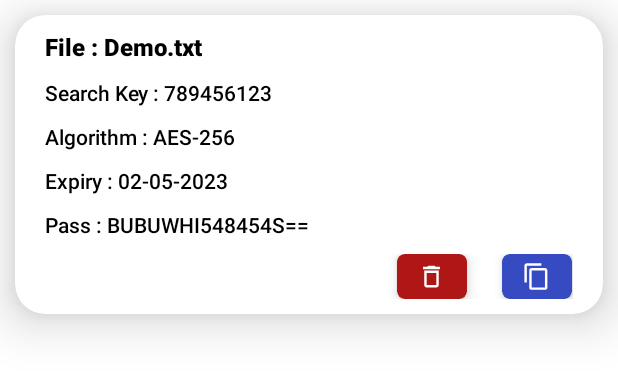
After one commit to arinmodi/SecureFileTransfer, an Android app: the layout file_item.xml on its own in the app's theme, with its tools: preview values and no code run, on a phone screen of 412 x 824 dp. The commit adds this screen. Shown: the top 373 px of the screen. Run offline under Robolectric (Android 15) with nearby library versions, the phone set to English and light mode, and no system bars.

Commit message:
Init History Feature

```diff
--- a/app/src/main/java/com/example/video_share_app/room/Database.kt
+++ b/app/src/main/java/com/example/video_share_app/room/Database.kt
@@ -4,7 +4,7 @@ import android.content.Context
 import androidx.room.Room
 import androidx.room.RoomDatabase
 
-@androidx.room.Database(entities = [File::class], version = 1, exportSchema = false)
+@androidx.room.Database(entities = [File::class], version = 2, exportSchema = false)
 abstract class Database : RoomDatabase() {
 
     abstract fun getFileDao(): FileDao
--- a/app/src/main/java/com/example/video_share_app/room/File.kt
+++ b/app/src/main/java/com/example/video_share_app/room/File.kt
@@ -8,6 +8,7 @@ import androidx.room.PrimaryKey
 @Entity(tableName = "FilesInfo")
 
 class File(
+    @ColumnInfo("name") val name : String,
     @ColumnInfo("pass") val pass : String,
     @ColumnInfo("SearchKey") val searchKey : String,
     @ColumnInfo("Expiry") val expiry : String,
--- /dev/null
+++ b/app/src/main/res/drawable/copy.xml
@@ -0,0 +1,5 @@
+<vector android:height="48dp" android:tint="#FFFFFF"
+    android:viewportHeight="24" android:viewportWidth="24"
+    android:width="48dp" xmlns:android="http://schemas.android.com/apk/res/android">
+    <path android:fillColor="@android:color/white" android:pathData="M16,1L4,1c-1.1,0 -2,0.9 -2,2v14h2L4,3h12L16,1zM19,5L8,5c-1.1,0 -2,0.9 -2,2v14c0,1.1 0.9,2 2,2h11c1.1,0 2,-0.9 2,-2L21,7c0,-1.1 -0.9,-2 -2,-2zM19,21L8,21L8,7h11v14z"/>
+</vector>
--- /dev/null
+++ b/app/src/main/res/drawable/delete.xml
@@ -0,0 +1,5 @@
+<vector android:height="48dp" android:tint="#FFFFFF"
+    android:viewportHeight="24" android:viewportWidth="24"
+    android:width="48dp" xmlns:android="http://schemas.android.com/apk/res/android">
+    <path android:fillColor="@android:color/white" android:pathData="M6,19c0,1.1 0.9,2 2,2h8c1.1,0 2,-0.9 2,-2L18,7L6,7v12zM8,9h8v10L8,19L8,9zM15.5,4l-1,-1h-5l-1,1L5,4v2h14L19,4z"/>
+</vector>
--- /dev/null
+++ b/app/src/main/res/drawable/view.xml
@@ -0,0 +1,5 @@
+<vector android:height="64dp" android:tint="#FFFFFF"
+    android:viewportHeight="24" android:viewportWidth="24"
+    android:width="64dp" xmlns:android="http://schemas.android.com/apk/res/android">
+    <path android:fillColor="@android:color/white" android:pathData="M12,4.5C7,4.5 2.73,7.61 1,12c1.73,4.39 6,7.5 11,7.5s9.27,-3.11 11,-7.5c-1.73,-4.39 -6,-7.5 -11,-7.5zM12,17c-2.76,0 -5,-2.24 -5,-5s2.24,-5 5,-5 5,2.24 5,5 -2.24,5 -5,5zM12,9c-1.66,0 -3,1.34 -3,3s1.34,3 3,3 3,-1.34 3,-3 -1.34,-3 -3,-3z"/>
+</vector>
--- /dev/null
+++ b/app/src/main/res/layout/file_item.xml
@@ -0,0 +1,145 @@
+<?xml version="1.0" encoding="utf-8"?>
+<androidx.cardview.widget.CardView xmlns:android="http://schemas.android.com/apk/res/android"
+    xmlns:tools="http://schemas.android.com/tools"
+    android:layout_width="match_parent"
+    xmlns:app="http://schemas.android.com/apk/res-auto"
+    android:layout_marginHorizontal="10dp"
+    android:layout_marginVertical="10dp"
+    app:cardCornerRadius="20dp"
+    app:cardElevation="20dp"
+    android:layout_height="wrap_content">
+
+    <LinearLayout
+        android:layout_width="match_parent"
+        android:layout_height="wrap_content"
+        android:paddingHorizontal="20dp"
+        android:paddingVertical="10dp"
+        android:orientation="vertical">
+
+        <!-- file Name -->
+
+        <TextView
+            android:fontFamily="sans-serif-black"
+            android:layout_width="wrap_content"
+            android:layout_height="wrap_content"
+            android:text="@string/file_demo_txt"
+            android:textColor="@color/textColor"
+            android:textSize="16sp"
+            android:textStyle="bold"
+            android:id="@+id/fileName" />
+
+        <!-- Search Key -->
+        <TextView
+            android:fontFamily="sans-serif-medium"
+            android:layout_marginTop="10dp"
+            android:layout_width="wrap_content"
+            android:layout_height="wrap_content"
+            android:text="@string/search_key_789456123"
+            android:textSize="14sp"
+            android:textColor="@color/textColor"
+            android:id="@+id/searchKey" />
+
+        <!-- Algorithm -->
+        <TextView
+            android:fontFamily="sans-serif-medium"
+            android:layout_marginTop="10dp"
+            android:layout_width="wrap_content"
+            android:layout_height="wrap_content"
+            android:text="@string/algorithm_aes_256"
+            android:textSize="14sp"
+            android:textColor="@color/textColor"
+            android:id="@+id/algorithm" />
+
+        <!-- Expiry -->
+        <TextView
+            android:fontFamily="sans-serif-medium"
+            android:layout_marginTop="10dp"
+            android:layout_width="wrap_content"
+            android:layout_height="wrap_content"
+            android:text="@string/expiry_02_05_2023"
+            android:textSize="14sp"
+            android:textColor="@color/textColor"
+            android:id="@+id/expiry" />
+
+        <!-- Pass -->
+        <TextView
+            android:fontFamily="sans-serif-medium"
+            android:layout_marginTop="10dp"
+            android:layout_width="wrap_content"
+            android:layout_height="wrap_content"
+            android:text="@string/pass_bubuwhi548454s"
+            android:textSize="14sp"
+            android:textColor="@color/textColor"
+            android:id="@+id/pass" />
+
+        <!-- delete and Copy -->
+
+        <LinearLayout
+            android:layout_width="match_parent"
+            android:layout_height="wrap_content"
+            android:orientation="horizontal"
+            android:weightSum="3"
+            android:layout_marginTop="10dp">
+
+            <TextView
+                android:layout_width="0dp"
+                android:layout_height="wrap_content"
+                android:layout_weight="2" />
+
+            <androidx.cardview.widget.CardView
+                android:id="@+id/delete"
+                android:layout_width="0dp"
+                android:layout_height="wrap_content"
+                android:layout_weight="0.4"
+                android:background="?android:attr/selectableItemBackgroundBorderless"
+                android:clickable="true"
+                android:focusable="true"
+                app:cardBackgroundColor="#AF1616"
+                app:cardCornerRadius="5dp"
+                app:cardElevation="5dp"
+                tools:ignore="SpeakableTextPresentCheck">
+
+                <ImageView
+                    android:layout_width="30dp"
+                    android:layout_height="30dp"
+                    android:layout_gravity="center"
+                    android:paddingVertical="5dp"
+                    android:src="@drawable/delete" />
+
+            </androidx.cardview.widget.CardView>
+
+            <TextView
+                android:layout_width="0dp"
+                android:layout_height="wrap_content"
+                android:layout_weight="0.2" />
+
+            <androidx.cardview.widget.CardView
+                android:id="@+id/copy"
+                android:layout_width="0dp"
+                android:layout_height="wrap_content"
+                android:layout_weight="0.4"
+                android:background="?android:attr/selectableItemBackgroundBorderless"
+                android:clickable="true"
+                android:focusable="true"
+                app:cardBackgroundColor="@color/buttonColor2"
+                app:cardCornerRadius="5dp"
+                app:cardElevation="5dp"
+                tools:ignore="SpeakableTextPresentCheck,TouchTargetSizeCheck">
+
+                <ImageView
+                    android:layout_width="30dp"
+                    android:layout_height="30dp"
+                    android:layout_gravity="center"
+                    android:paddingVertical="5dp"
+                    android:src="@drawable/copy" />
+
+            </androidx.cardview.widget.CardView>
+
+
+
+        </LinearLayout>
+
+    </LinearLayout>
+
+
+</androidx.cardview.widget.CardView>
--- a/app/src/main/res/values/strings.xml
+++ b/app/src/main/res/values/strings.xml
@@ -39,4 +39,10 @@
     <string name="generate">Generate</string>
     <string name="please_wait">Please Wait</string>
     <string name="file_is_encrypting">File is Encrypting</string>
+    <string name="file_demo_txt">File : Demo.txt</string>
+    <string name="search_key_789456123">Search Key : 789456123</string>
+    <string name="algorithm_aes_256">Algorithm : AES-256</string>
+    <string name="expiry_02_05_2023">Expiry : 02-05-2023</string>
+    <string name="pass_bubuwhi548454s">Pass : BUBUWHI548454S==</string>
+    <string name="no_files_found">No Files Found</string>
 </resources>
```
Also changed, not shown: app/src/main/java/com/example/video_share_app/EncryptionDetails.kt (+5 -3 lines), app/src/main/java/com/example/video_share_app/FilesFragment.kt (+112 -4 lines), app/src/main/java/com/example/video_share_app/adapters/FileAdapters.kt (added, +84 -0 lines), app/src/main/java/com/example/video_share_app/model/File.kt (deleted, +0 -8 lines), app/src/main/java/com/example/video_share_app/repostory/FileRepository.kt (+28 -2 lines), app/src/main/java/com/example/video_share_app/retrofit/FileService.kt (+10 -0 lines), app/src/main/java/com/example/video_share_app/utils/ProgressDialog.kt (+9 -0 lines), app/src/main/java/com/example/video_share_app/viewmodels/EncryptionViewModel.kt (+54 -5 lines), app/src/main/res/layout/fragment_files.xml (+25 -0 lines).
